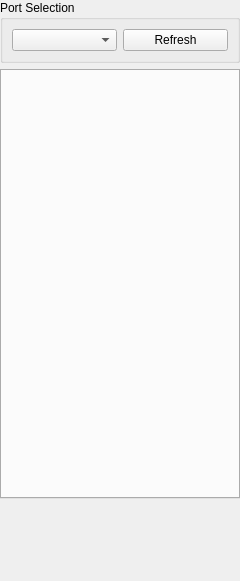
Above: src/main/python/ayab/engine/dock_gui.ui from AllYarnsAreBeautiful/ayab-desktop before the change. Below: the same form after it.
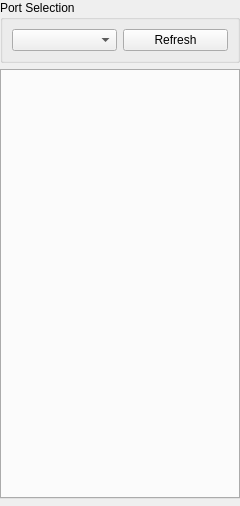
That is the form after the change.

Commit message: make DockWidget shorter

```diff
--- a/src/main/python/ayab/engine/dock_gui.ui
+++ b/src/main/python/ayab/engine/dock_gui.ui
@@ -14,7 +14,7 @@
      <x>0</x>
      <y>0</y>
      <width>240</width>
-     <height>581</height>
+     <height>506</height>
     </rect>
    </property>
    <property name="sizePolicy">
@@ -26,13 +26,13 @@
    <property name="minimumSize">
     <size>
      <width>240</width>
-     <height>581</height>
+     <height>506</height>
     </size>
    </property>
    <property name="maximumSize">
     <size>
      <width>260</width>
-     <height>581</height>
+     <height>506</height>
     </size>
    </property>
    <widget class="QWidget" name="ayab_config">
```
The commit also changes 1 other file.
